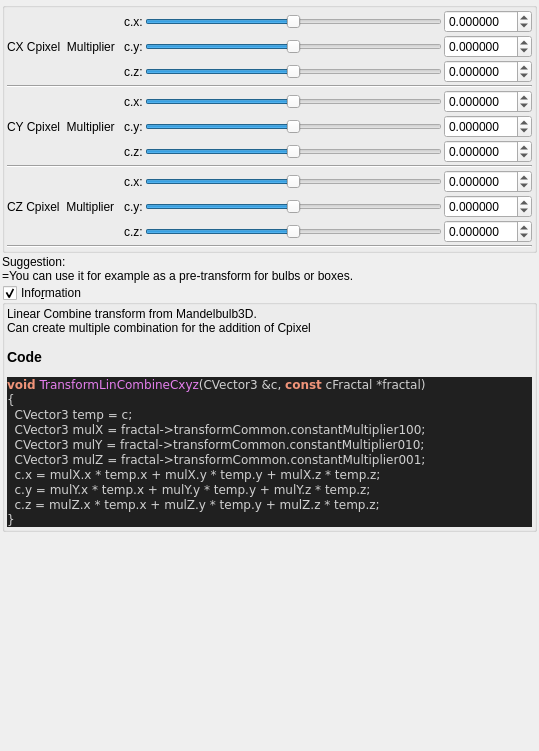
Before: the Qt Designer form mandelbulber2/qt_data/fractal_transf_lin_combine_Cxyz.ui in buddhi1980/mandelbulber2, drawn with Qt 5.
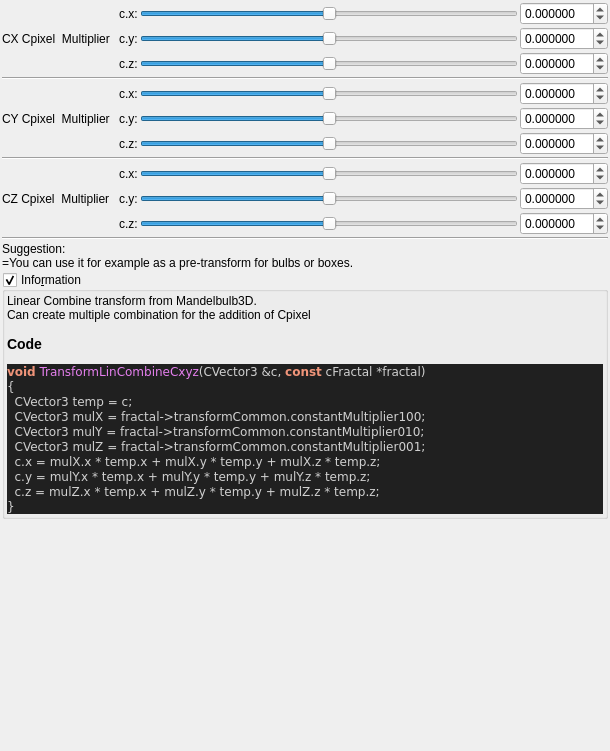
After: the same form once the commit is applied. Custom widgets are drawn as their Qt base class.

Commit message: Updating some UI's removing unnecessary groupBoxes

```diff
--- a/mandelbulber2/qt_data/fractal_transf_lin_combine_Cxyz.ui
+++ b/mandelbulber2/qt_data/fractal_transf_lin_combine_Cxyz.ui
@@ -6,7 +6,7 @@
    <rect>
     <x>0</x>
     <y>0</y>
-    <width>539</width>
+    <width>610</width>
     <height>751</height>
    </rect>
   </property>
@@ -30,33 +30,6 @@
     <number>2</number>
    </property>
    <item>
-    <widget class="QGroupBox" name="groupBox">
-     <property name="toolTip">
-      <string>&lt;html&gt;&lt;head/&gt;&lt;body&gt;&lt;p&gt;&lt;span style=&quot; color:#000000;&quot;&gt;based on LinCombineCxyz  from Mandelbulb3D, &lt;/span&gt;&lt;/p&gt;&lt;/body&gt;&lt;/html&gt;</string>
-     </property>
-     <property name="title">
-      <string/>
-     </property>
-     <property name="checkable">
-      <bool>false</bool>
-     </property>
-     <layout class="QVBoxLayout" name="verticalLayout_25" stretch="0,0">
-      <property name="spacing">
-       <number>2</number>
-      </property>
-      <property name="leftMargin">
-       <number>2</number>
-      </property>
-      <property name="topMargin">
-       <number>2</number>
-      </property>
-      <property name="rightMargin">
-       <number>2</number>
-      </property>
-      <property name="bottomMargin">
-       <number>2</number>
-      </property>
-      <item>
        <layout class="QGridLayout" name="gridLayout_44">
         <property name="spacing">
          <number>2</number>
@@ -625,9 +598,6 @@
         <property name="orientation">
          <enum>Qt::Horizontal</enum>
         </property>
-       </widget>
-      </item>
-     </layout>
     </widget>
    </item>
    <item>
```
Lines whose indentation alone changed are shown as unchanged. The commit also changes 8 other files.
